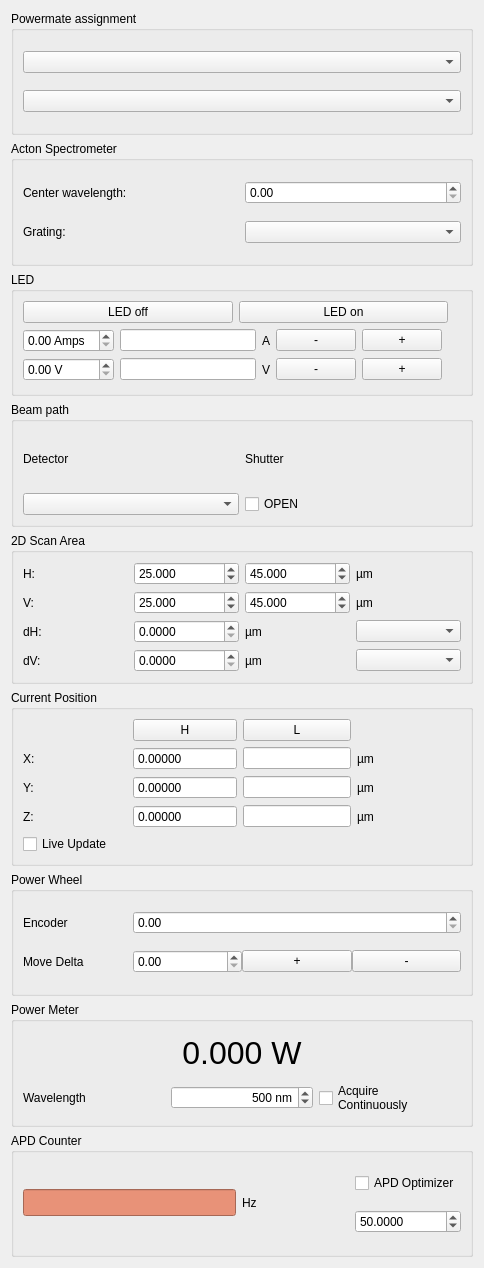
Before: the Qt Designer form ir_microscope/ir_quick_access.ui in PromuInstrument/stackbot, drawn with Qt 5.
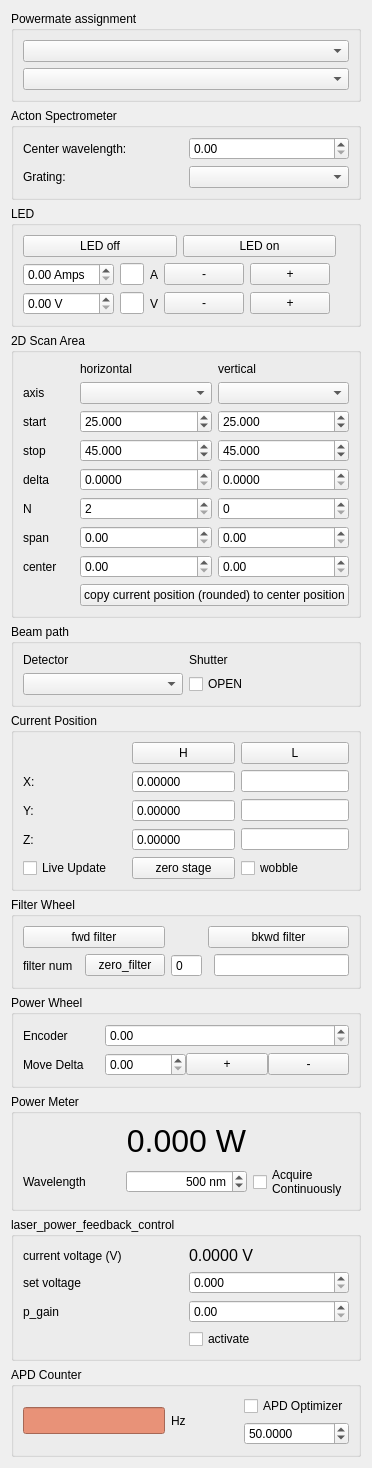
After: the same form once the commit is applied.

Commit message: [ir_microscope_app] as of 05/10/2018

What changed in the file:
```diff
--- a/ir_microscope/ir_quick_access.ui
+++ b/ir_microscope/ir_quick_access.ui
@@ -6,7 +6,7 @@
    <rect>
     <x>0</x>
     <y>0</y>
-    <width>484</width>
+    <width>372</width>
     <height>1268</height>
    </rect>
   </property>
@@ -154,63 +154,99 @@
      </layout>
     </widget>
    </item>
-   <item>
-    <widget class="QGroupBox" name="groupBox_3">
-     <property name="title">
-      <string>Beam path</string>
-     </property>
-     <layout class="QGridLayout" name="gridLayout_7">
-      <item row="1" column="1">
-       <widget class="QComboBox" name="thorlabs_MFF_comboBox"/>
-      </item>
-      <item row="1" column="2">
-       <widget class="QCheckBox" name="shutter_open_checkBox">
-        <property name="text">
-         <string>OPEN</string>
-        </property>
-       </widget>
-      </item>
-      <item row="0" column="1">
-       <widget class="QLabel" name="label_6">
-        <property name="text">
-         <string>Detector</string>
-        </property>
-       </widget>
-      </item>
-      <item row="0" column="2">
-       <widget class="QLabel" name="label_8">
-        <property name="text">
-         <string>Shutter</string>
-        </property>
-       </widget>
-      </item>
-     </layout>
-    </widget>
-   </item>
    <item>
     <widget class="QGroupBox" name="groupBox_scanarea">
      <property name="title">
       <string>2D Scan Area</string>
      </property>
      <layout class="QGridLayout" name="gridLayout">
-      <item row="4" column="2">
+      <item row="7" column="1">
+       <widget class="QDoubleSpinBox" name="dh_doubleSpinBox">
+        <property name="decimals">
+         <number>4</number>
+        </property>
+       </widget>
+      </item>
+      <item row="9" column="1">
+       <widget class="QDoubleSpinBox" name="Nh_doubleSpinBox">
+        <property name="decimals">
+         <number>0</number>
+        </property>
+        <property name="minimum">
+         <double>2.000000000000000</double>
+        </property>
+        <property name="maximum">
+         <double>1000000.000000000000000</double>
+        </property>
+       </widget>
+      </item>
+      <item row="10" column="1">
+       <widget class="QDoubleSpinBox" name="h_span_doubleSpinBox"/>
+      </item>
+      <item row="0" column="2">
        <widget class="QLabel" name="label_7">
         <property name="text">
-         <string>µm</string>
+         <string>vertical</string>
         </property>
        </widget>
       </item>
-      <item row="5" column="1">
-       <widget class="QDoubleSpinBox" name="dv_doubleSpinBox">
-        <property name="decimals">
-         <number>4</number>
+      <item row="1" column="0">
+       <widget class="QLabel" name="h_axis_label">
+        <property name="text">
+         <string>axis</string>
         </property>
        </widget>
       </item>
-      <item row="4" column="3">
-       <widget class="QComboBox" name="h_axis_comboBox"/>
+      <item row="9" column="0">
+       <widget class="QLabel" name="dv_label">
+        <property name="text">
+         <string>N</string>
+        </property>
+       </widget>
       </item>
-      <item row="3" column="2">
+      <item row="2" column="0">
+       <widget class="QLabel" name="h_label">
+        <property name="text">
+         <string>start</string>
+        </property>
+       </widget>
+      </item>
+      <item row="11" column="0">
+       <widget class="QLabel" name="v_center_label">
+        <property name="text">
+         <string>center</string>
+        </property>
+       </widget>
+      </item>
+      <item row="7" column="0">
+       <widget class="QLabel" name="dh_label">
+        <property name="text">
+         <string>delta</string>
+        </property>
+       </widget>
+      </item>
+      <item row="5" column="0">
+       <widget class="QLabel" name="v_label">
+        <property name="text">
+         <string>stop</string>
+        </property>
+       </widget>
+      </item>
+      <item row="10" column="0">
+       <widget class="QLabel" name="h_center_label">
+        <property name="text">
+         <string>span</string>
+        </property>
+       </widget>
+      </item>
+      <item row="0" column="1">
+       <widget class="QLabel" name="label_4">
+        <property name="text">
+         <string>horizontal</string>
+        </property>
+       </widget>
+      </item>
+      <item row="5" column="2">
        <widget class="QDoubleSpinBox" name="v1_doubleSpinBox">
         <property name="decimals">
          <number>3</number>
@@ -220,41 +256,20 @@
         </property>
        </widget>
       </item>
-      <item row="5" column="2">
-       <widget class="QLabel" name="label_9">
-        <property name="text">
-         <string>µm</string>
-        </property>
-       </widget>
+      <item row="1" column="1">
+       <widget class="QComboBox" name="h_axis_comboBox"/>
       </item>
-      <item row="4" column="1">
-       <widget class="QDoubleSpinBox" name="dh_doubleSpinBox">
-        <property name="decimals">
-         <number>4</number>
-        </property>
-       </widget>
-      </item>
-      <item row="5" column="3">
+      <item row="1" column="2">
        <widget class="QComboBox" name="v_axis_comboBox"/>
       </item>
-      <item row="4" column="0">
-       <widget class="QLabel" name="dh_label">
+      <item row="13" column="1" colspan="2">
+       <widget class="QPushButton" name="copy_current_position_to_2d_scan_center_pushButton">
         <property name="text">
-         <string>dH:</string>
+         <string>copy current position (rounded) to center position</string>
         </property>
        </widget>
       </item>
-      <item row="0" column="2">
-       <widget class="QDoubleSpinBox" name="h1_doubleSpinBox">
-        <property name="decimals">
-         <number>3</number>
-        </property>
-        <property name="value">
-         <double>45.000000000000000</double>
-        </property>
-       </widget>
-      </item>
-      <item row="0" column="1">
+      <item row="2" column="1">
        <widget class="QDoubleSpinBox" name="h0_doubleSpinBox">
         <property name="decimals">
          <number>3</number>
@@ -264,7 +279,7 @@
         </property>
        </widget>
       </item>
-      <item row="3" column="1">
+      <item row="2" column="2">
        <widget class="QDoubleSpinBox" name="v0_doubleSpinBox">
         <property name="decimals">
          <number>3</number>
@@ -274,38 +289,72 @@
         </property>
        </widget>
       </item>
-      <item row="3" column="0">
-       <widget class="QLabel" name="v_label">
-        <property name="text">
-         <string>V:</string>
+      <item row="5" column="1">
+       <widget class="QDoubleSpinBox" name="h1_doubleSpinBox">
+        <property name="decimals">
+         <number>3</number>
         </property>
+        <property name="value">
+         <double>45.000000000000000</double>
+        </property>
        </widget>
       </item>
-      <item row="3" column="3">
-       <widget class="QLabel" name="label_4">
-        <property name="text">
-         <string>µm</string>
+      <item row="10" column="2">
+       <widget class="QDoubleSpinBox" name="v_span_doubleSpinBox"/>
+      </item>
+      <item row="7" column="2">
+       <widget class="QDoubleSpinBox" name="dv_doubleSpinBox">
+        <property name="decimals">
+         <number>4</number>
         </property>
        </widget>
       </item>
-      <item row="0" column="0">
-       <widget class="QLabel" name="h_label">
+      <item row="9" column="2">
+       <widget class="QDoubleSpinBox" name="Nv_doubleSpinBox">
+        <property name="decimals">
+         <number>0</number>
+        </property>
+        <property name="maximum">
+         <double>1000000.000000000000000</double>
+        </property>
+       </widget>
+      </item>
+      <item row="11" column="1">
+       <widget class="QDoubleSpinBox" name="h_center_doubleSpinBox"/>
+      </item>
+      <item row="11" column="2">
+       <widget class="QDoubleSpinBox" name="v_center_doubleSpinBox"/>
+      </item>
+     </layout>
+    </widget>
+   </item>
+   <item>
+    <widget class="QGroupBox" name="groupBox_3">
+     <property name="title">
+      <string>Beam path</string>
+     </property>
+     <layout class="QGridLayout" name="gridLayout_7">
+      <item row="0" column="2">
+       <widget class="QLabel" name="label_8">
         <property name="text">
-         <string>H:</string>
+         <string>Shutter</string>
         </property>
        </widget>
       </item>
-      <item row="5" column="0">
-       <widget class="QLabel" name="dv_label">
+      <item row="1" column="1">
+       <widget class="QComboBox" name="thorlabs_MFF_comboBox"/>
+      </item>
+      <item row="1" column="2">
+       <widget class="QCheckBox" name="shutter_open_checkBox">
         <property name="text">
-         <string>dV:</string>
+         <string>OPEN</string>
         </property>
        </widget>
       </item>
-      <item row="0" column="3">
-       <widget class="QLabel" name="label_2">
+      <item row="0" column="1">
+       <widget class="QLabel" name="label_6">
         <property name="text">
-         <string>µm</string>
+         <string>Detector</string>
         </property>
        </widget>
       </item>
@@ -318,6 +367,42 @@
       <string>Current Position</string>
      </property>
      <layout class="QGridLayout" name="gridLayout_3">
+      <item row="1" column="2">
+       <widget class="QDoubleSpinBox" name="cx_doubleSpinBox">
+        <property name="focusPolicy">
+         <enum>Qt::NoFocus</enum>
+        </property>
+        <property name="readOnly">
+         <bool>true</bool>
+        </property>
+        <property name="buttonSymbols">
+         <enum>QAbstractSpinBox::NoButtons</enum>
+        </property>
+        <property name="keyboardTracking">
+         <bool>false</bool>
+        </property>
+        <property name="decimals">
+         <number>5</number>
+        </property>
+       </widget>
+      </item>
+      <item row="5" column="0">
+       <widget class="QCheckBox" name="stage_live_update_checkBox">
+        <property name="text">
+         <string>Live Update</string>
+        </property>
+       </widget>
+      </item>
+      <item row="3" column="3">
+       <widget class="QLineEdit" name="y_set_lineEdit">
+        <property name="sizePolicy">
+         <sizepolicy hsizetype="Minimum" vsizetype="Fixed">
+          <horstretch>0</horstretch>
+          <verstretch>0</verstretch>
+         </sizepolicy>
+        </property>
+       </widget>
+      </item>
       <item row="1" column="0">
        <widget class="QLabel" name="label_10">
         <property name="text">
@@ -325,59 +410,28 @@
         </property>
        </widget>
       </item>
-      <item row="4" column="1">
-       <widget class="QDoubleSpinBox" name="cz_doubleSpinBox">
-        <property name="focusPolicy">
-         <enum>Qt::NoFocus</enum>
+      <item row="0" column="3">
+       <widget class="QPushButton" name="load_position_pushButton">
+        <property name="text">
+         <string>L</string>
         </property>
-        <property name="readOnly">
-         <bool>true</bool>
-        </property>
-        <property name="buttonSymbols">
-         <enum>QAbstractSpinBox::NoButtons</enum>
-        </property>
-        <property name="keyboardTracking">
-         <bool>false</bool>
-        </property>
-        <property name="decimals">
-         <number>5</number>
-        </property>
        </widget>
       </item>
-      <item row="1" column="3">
-       <widget class="QLabel" name="label_11">
+      <item row="0" column="2">
+       <widget class="QPushButton" name="pushButton_2">
         <property name="text">
-         <string>µm</string>
+         <string>H</string>
         </property>
        </widget>
       </item>
-      <item row="3" column="1">
-       <widget class="QDoubleSpinBox" name="cy_doubleSpinBox">
-        <property name="focusPolicy">
-         <enum>Qt::NoFocus</enum>
-        </property>
-        <property name="readOnly">
-         <bool>true</bool>
-        </property>
-        <property name="buttonSymbols">
-         <enum>QAbstractSpinBox::NoButtons</enum>
-        </property>
-        <property name="keyboardTracking">
-         <bool>false</bool>
-        </property>
-        <property name="decimals">
-         <number>5</number>
-        </property>
-       </widget>
-      </item>
-      <item row="3" column="3">
-       <widget class="QLabel" name="label_13">
+      <item row="4" column="0">
+       <widget class="QLabel" name="label_14">
         <property name="text">
-         <string>µm</string>
+         <string>Z:</string>
         </property>
        </widget>
       </item>
-      <item row="4" column="2">
+      <item row="4" column="3">
        <widget class="QLineEdit" name="z_set_lineEdit">
         <property name="sizePolicy">
          <sizepolicy hsizetype="Minimum" vsizetype="Fixed">
@@ -387,7 +441,7 @@
         </property>
        </widget>
       </item>
-      <item row="1" column="2">
+      <item row="1" column="3">
        <widget class="QLineEdit" name="x_set_lineEdit">
         <property name="sizePolicy">
          <sizepolicy hsizetype="Minimum" vsizetype="Fixed">
@@ -404,8 +458,8 @@
         </property>
        </widget>
       </item>
-      <item row="1" column="1">
-       <widget class="QDoubleSpinBox" name="cx_doubleSpinBox">
+      <item row="4" column="2">
+       <widget class="QDoubleSpinBox" name="cz_doubleSpinBox">
         <property name="focusPolicy">
          <enum>Qt::NoFocus</enum>
         </property>
@@ -424,47 +478,91 @@
        </widget>
       </item>
       <item row="3" column="2">
-       <widget class="QLineEdit" name="y_set_lineEdit">
-        <property name="sizePolicy">
-         <sizepolicy hsizetype="Minimum" vsizetype="Fixed">
-          <horstretch>0</horstretch>
-          <verstretch>0</verstretch>
-         </sizepolicy>
+       <widget class="QDoubleSpinBox" name="cy_doubleSpinBox">
+        <property name="focusPolicy">
+         <enum>Qt::NoFocus</enum>
         </property>
+        <property name="readOnly">
+         <bool>true</bool>
+        </property>
+        <property name="buttonSymbols">
+         <enum>QAbstractSpinBox::NoButtons</enum>
+        </property>
+        <property name="keyboardTracking">
+         <bool>false</bool>
+        </property>
+        <property name="decimals">
+         <number>5</number>
+        </property>
        </widget>
       </item>
-      <item row="4" column="0">
-       <widget class="QLabel" name="label_14">
+      <item row="5" column="2">
+       <widget class="QPushButton" name="zero_stage_pushButton">
         <property name="text">
-         <string>Z:</string>
+         <string>zero stage</string>
         </property>
        </widget>
       </item>
-      <item row="4" column="3">
-       <widget class="QLabel" name="label_15">
+      <item row="5" column="3">
+       <widget class="QCheckBox" name="stage_wobble_checkBox">
         <property name="text">
-         <string>µm</string>
+         <string>wobble</string>
         </property>
        </widget>
       </item>
-      <item row="5" column="0">
-       <widget class="QCheckBox" name="stage_live_update_checkBox">
+     </layout>
+    </widget>
+   </item>
+   <item>
+    <widget class="QGroupBox" name="gridGroupBox">
+     <property name="title">
+      <string>Filter Wheel</string>
+     </property>
+     <layout class="QGridLayout" name="gridLayout_8">
+      <item row="1" column="0">
+       <widget class="QLabel" name="label_2">
         <property name="text">
-         <string>Live Update</string>
+         <string>filter num</string>
         </property>
        </widget>
       </item>
-      <item row="0" column="1">
-       <widget class="QPushButton" name="pushButton_2">
+      <item row="1" column="3">
+       <widget class="QDoubleSpinBox" name="current_filter_doubleSpinBox">
+        <property name="readOnly">
+         <bool>true</bool>
+        </property>
+        <property name="buttonSymbols">
+         <enum>QAbstractSpinBox::NoButtons</enum>
+        </property>
+        <property name="suffix">
+         <string/>
+        </property>
+        <property name="decimals">
+         <number>0</number>
+        </property>
+       </widget>
+      </item>
+      <item row="0" column="4" colspan="2">
+       <widget class="QPushButton" name="move_filter_bkwd_pushButton">
         <property name="text">
-         <string>H</string>
+         <string>bkwd filter</string>
         </property>
        </widget>
       </item>
-      <item row="0" column="2">
-       <widget class="QPushButton" name="load_position_pushButton">
+      <item row="1" column="2">
+       <widget class="QPushButton" name="zero_filter_pushButton">
         <property name="text">
-         <string>L</string>
+         <string>zero_filter</string>
+        </property>
+       </widget>
+      </item>
+      <item row="1" column="5">
+       <widget class="QLineEdit" name="target_filter_lineEdit"/>
+      </item>
+      <item row="0" column="0" colspan="3">
+       <widget class="QPushButton" name="move_filter_fwd_pushButton">
+        <property name="text">
+         <string>fwd filter</string>
         </property>
        </widget>
       </item>
@@ -551,17 +649,6 @@
         </property>
        </widget>
       </item>
-      <item row="2" column="2">
-       <widget class="QCheckBox" name="power_meter_acquire_cont_checkBox">
-        <property name="enabled">
-         <bool>true</bool>
-        </property>
-        <property name="text">
-         <string>Acquire
-Continuously</string>
-        </property>
-       </widget>
-      </item>
       <item row="2" column="1">
        <widget class="QDoubleSpinBox" name="power_meter_wl_doubleSpinBox">
         <property name="alignment">
@@ -587,7 +674,18 @@
         </property>
        </widget>
       </item>
-      <item row="1" column="1">
+      <item row="2" column="2">
+       <widget class="QCheckBox" name="power_meter_acquire_cont_checkBox">
+        <property name="enabled">
+         <bool>true</bool>
+        </property>
+        <property name="text">
+         <string>Acquire
+Continuously</string>
+        </property>
+       </widget>
+      </item>
+      <item row="0" column="1">
        <widget class="QLabel" name="power_meter_power_label">
         <property name="font">
          <font>
@@ -600,6 +698,9 @@
         <property name="textFormat">
          <enum>Qt::PlainText</enum>
         </property>
+        <property name="scaledContents">
+         <bool>true</bool>
+        </property>
         <property name="alignment">
          <set>Qt::AlignCenter</set>
         </property>
@@ -608,6 +709,80 @@
      </layout>
     </widget>
    </item>
+   <item>
+    <widget class="QGroupBox" name="gridGroupBox">
+     <property name="title">
+      <string>laser_power_feedback_control</string>
+     </property>
+     <layout class="QGridLayout" name="gridLayout_10">
+      <item row="2" column="1">
+       <widget class="QDoubleSpinBox" name="laser_power_feedback_control_p_gain_doubleSpinBox"/>
+      </item>
+      <item row="1" column="1">
+       <widget class="QDoubleSpinBox" name="laser_power_feedback_control_set_voltage_doubleSpinBox">
+        <property name="decimals">
+         <number>3</number>
+        </property>
+       </widget>
+      </item>
+      <item row="0" column="1">
+       <widget class="QLabel" name="power_meter_analog_readout_label">
+        <property name="font">
+         <font>
+          <pointsize>12</pointsize>
+          <weight>50</weight>
+          <bold>false</bold>
+          <kerning>false</kerning>
+         </font>
+        </property>
+        <property name="mouseTracking">
+         <bool>false</bool>
+        </property>
+        <property name="text">
+         <string notr="true">0.0000 V</string>
+        </property>
+        <property name="textFormat">
+         <enum>Qt::RichText</enum>
+        </property>
+        <property name="scaledContents">
+         <bool>true</bool>
+        </property>
+        <property name="wordWrap">
+         <bool>false</bool>
+        </property>
+       </widget>
+      </item>
+      <item row="0" column="0">
+       <widget class="QLabel" name="label_9">
+        <property name="text">
+         <string>current voltage (V)</string>
+        </property>
+       </widget>
+      </item>
+      <item row="1" column="0">
+       <widget class="QLabel" name="label_11">
+        <property name="text">
+         <string>set voltage</string>
+        </property>
+       </widget>
+      </item>
+      <item row="2" column="0">
+       <widget class="QLabel" name="label_13">
+        <property name="text">
+         <string>p_gain</string>
+        </property>
+       </widget>
+      </item>
+      <item row="3" column="1">
+       <widget class="QCheckBox" name="laser_power_feedback_control_activation_checkBox">
+        <property name="text">
+         <string>activate</string>
+        </property>
+       </widget>
+      </item>
+     </layout>
+    </widget>
+   </item>
    <item>
     <widget class="QGroupBox" name="groupBox_apd">
      <property name="title">
```
Left out of the diff: 8 changed lines with no effect on the pictures. The commit also changes 2 other files.
